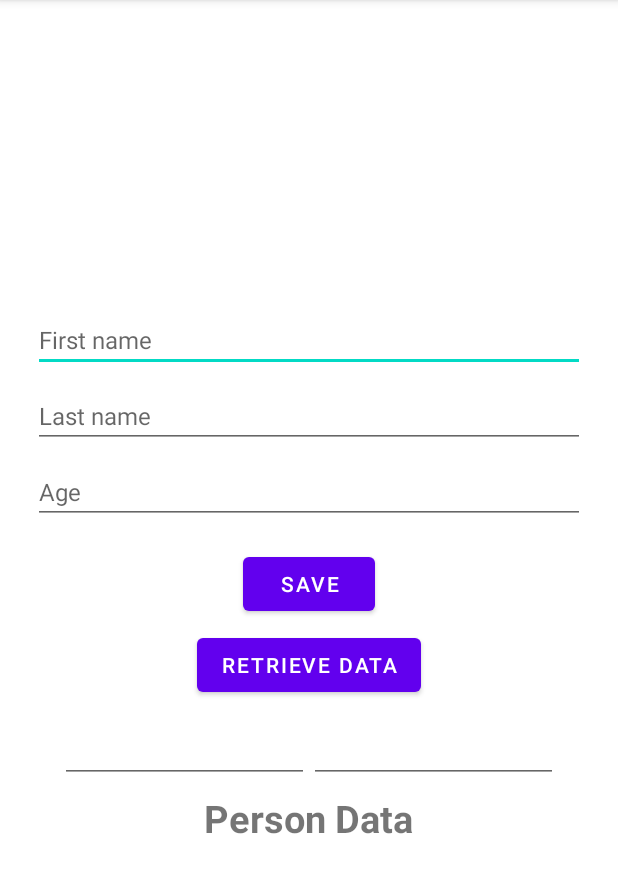
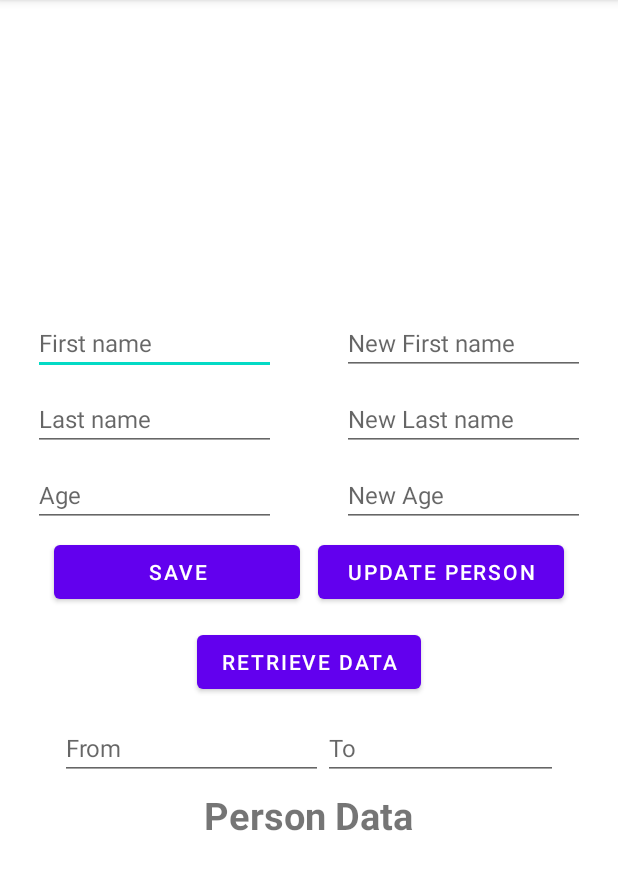
Before and after one commit to KaioPlandel/Firebase_Firestore, an Android app: the screen it shows after launch (MainActivity), on a phone screen of 412 x 824 dp, the part 84-977 px from its top. Run offline under Robolectric (Android 15) with nearby library versions, the phone set to English and light mode, and no system bars; our stand-ins replace Firebase (no records; nobody signed in at launch, a user with empty details on screens opened directly).

Commit message:
add update data

```diff
--- a/app/src/main/res/layout/activity_main.xml
+++ b/app/src/main/res/layout/activity_main.xml
@@ -1,54 +1,122 @@
 <?xml version="1.0" encoding="utf-8"?>
-<LinearLayout
-    xmlns:android="http://schemas.android.com/apk/res/android"
-    xmlns:app="http://schemas.android.com/apk/res-auto"
+<LinearLayout xmlns:android="http://schemas.android.com/apk/res/android"
     xmlns:tools="http://schemas.android.com/tools"
-    android:orientation="vertical"
-    android:gravity="center"
     android:layout_width="match_parent"
     android:layout_height="match_parent"
+    android:gravity="center"
+    android:orientation="vertical"
     tools:context=".MainActivity">
+
+
+    <LinearLayout
+        android:layout_width="match_parent"
+        android:layout_height="wrap_content"
+        android:orientation="horizontal">
+
+        <LinearLayout
+            android:layout_width="0dp"
+            android:layout_height="wrap_content"
+            android:layout_weight="1"
+            android:orientation="vertical">
 
             <EditText
                 android:id="@+id/editFirstName"
                 android:layout_width="match_parent"
                 android:layout_height="wrap_content"
+                android:layout_marginHorizontal="22dp"
                 android:hint="First name"
-        android:textSize="16sp"
-        android:layout_marginHorizontal="22dp"/>
+                android:textSize="16sp" />
 
             <EditText
                 android:id="@+id/editLastName"
                 android:layout_width="match_parent"
                 android:layout_height="wrap_content"
+                android:layout_marginHorizontal="22dp"
+                android:layout_marginTop="8dp"
                 android:hint="Last name"
-        android:layout_marginTop="8dp"
-        android:textSize="16sp"
-        android:layout_marginHorizontal="22dp"/>
+                android:textSize="16sp" />
 
             <EditText
                 android:id="@+id/editAge"
                 android:layout_width="match_parent"
                 android:layout_height="wrap_content"
+                android:layout_marginHorizontal="22dp"
+                android:layout_marginTop="8dp"
                 android:hint="Age"
+                android:inputType="number"
+                android:textSize="16sp" />
+
+        </LinearLayout>
+
+        <LinearLayout
+            android:layout_width="0dp"
+            android:layout_height="wrap_content"
+            android:layout_weight="1"
+            android:orientation="vertical">
+
+            <EditText
+                android:id="@+id/editNewFirstName"
+                android:layout_width="match_parent"
+                android:layout_height="wrap_content"
+                android:layout_marginHorizontal="22dp"
+                android:hint="New First name"
+                android:textSize="16sp" />
+
+            <EditText
+                android:id="@+id/editNewLastName"
+                android:layout_width="match_parent"
+                android:layout_height="wrap_content"
+                android:layout_marginHorizontal="22dp"
                 android:layout_marginTop="8dp"
+                android:hint="New Last name"
+                android:textSize="16sp" />
+
+            <EditText
+                android:id="@+id/editNewAge"
+                android:layout_width="match_parent"
+                android:layout_height="wrap_content"
+                android:layout_marginHorizontal="22dp"
+                android:layout_marginTop="8dp"
+                android:hint="New Age"
                 android:inputType="number"
-        android:textSize="16sp"
-        android:layout_marginHorizontal="22dp"/>
+                android:textSize="16sp" />
+
+        </LinearLayout>
+
+    </LinearLayout>
+
+    <LinearLayout
+        android:layout_width="match_parent"
+        android:layout_height="wrap_content"
+        android:layout_marginHorizontal="30dp"
+        android:orientation="horizontal">
 
         <Button
             android:id="@+id/buttonSave"
-        android:layout_width="wrap_content"
+            android:layout_width="match_parent"
             android:layout_height="wrap_content"
+            android:layout_margin="6dp"
             android:layout_marginTop="16dp"
-        android:text="Save"/>
+            android:layout_weight="1"
+            android:text="Save" />
+
+        <Button
+            android:id="@+id/buttonUpdate"
+            android:layout_width="match_parent"
+            android:layout_height="wrap_content"
+            android:layout_margin="6dp"
+            android:layout_marginTop="16dp"
+            android:layout_weight="1"
+            android:text="Update Person" />
+
+    </LinearLayout>
 
     <Button
         android:id="@+id/buttonRetrieve"
         android:layout_width="wrap_content"
         android:layout_height="wrap_content"
         android:layout_marginTop="6dp"
-        android:text="Retrieve Data"/>
+        android:text="Retrieve Data" />
 
     <LinearLayout
         android:layout_width="match_parent"
@@ -62,15 +130,18 @@
             android:layout_width="wrap_content"
             android:layout_height="wrap_content"
             android:layout_weight="1"
-            android:textSize="16sp"
-            android:inputType="number"/>
+            android:hint="From"
+            android:inputType="number"
+            android:textSize="16sp" />
+
         <EditText
             android:id="@+id/editNumber2"
             android:layout_width="wrap_content"
             android:layout_height="wrap_content"
-            android:textSize="16sp"
             android:layout_weight="1"
-            android:inputType="number"/>
+            android:hint="To"
+            android:inputType="number"
+            android:textSize="16sp" />
 
     </LinearLayout>
 
@@ -78,11 +149,10 @@
         android:id="@+id/textData"
         android:layout_width="wrap_content"
         android:layout_height="wrap_content"
+        android:layout_marginTop="6dp"
+        android:text="Person Data"
         android:textSize="25sp"
-        android:text="Person Data"
-        android:layout_marginTop="6dp"
-        android:textStyle="bold"/>
-
+        android:textStyle="bold" />
 
 
 </LinearLayout>
```
Also changed, not shown: app/src/main/java/com/plandel/uploadingdata_firebasefirestore/MainActivity.kt (+61 -5 lines). Lines whose indentation alone changed are shown as unchanged.
